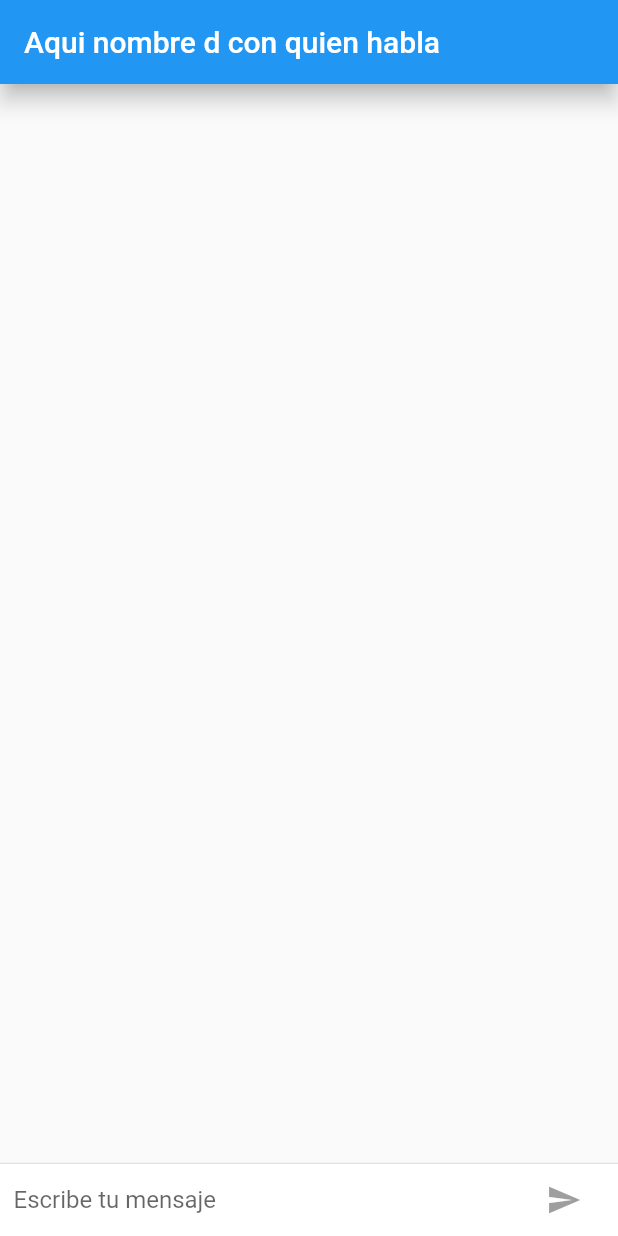
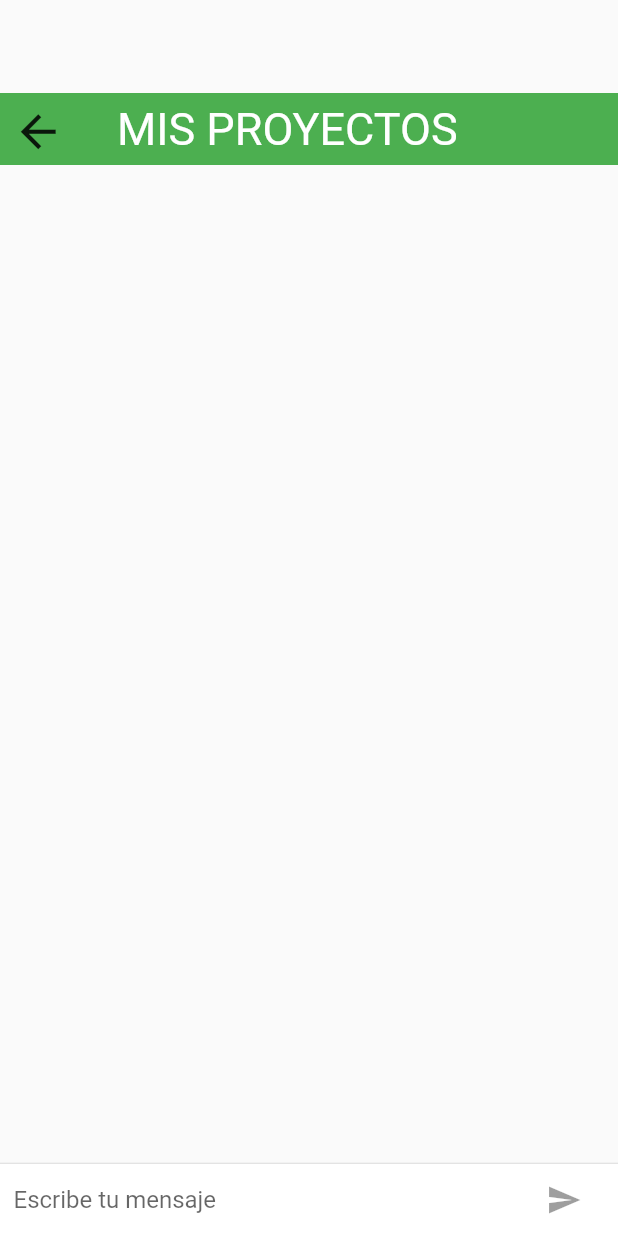
Before and after one commit to Golden0984/Coonet_, a Flutter app: the Chat screen opened directly, on a phone screen of 412 x 824 dp. Run offline on Flutter 3.47's test engine with Material 2 defaults, Android fonts, the phone set to English and light mode, and no system bars; our stand-ins replace dio, fluttertoast, glass, image_picker; Roboto replaces fonts that are missing (Arial).

Commit message:
Update PaginaChatPersonal.dart

```diff
--- a/lib/pages/PaginaChatPersonal.dart
+++ b/lib/pages/PaginaChatPersonal.dart
@@ -1,3 +1,4 @@
+import 'package:coonet/pages/PaginaChat.dart';
 import 'package:flutter/material.dart';
 import 'package:flutter/cupertino.dart';
 import 'package:flutter/foundation.dart';
@@ -50,13 +51,28 @@ class ChatWindow extends State<Chat> with TickerProviderStateMixin {
 
   @override
   Widget build(BuildContext ctx) {
-    return new Scaffold(
-      appBar: new AppBar(
-        title: new Text("Aqui nombre d con quien habla"),
-        elevation:
-          Theme.of(ctx).platform == TargetPlatform.iOS ? 0.0 : 6.0,
-      ),
-      body: new Column(children: <Widget>[
+    return  Scaffold(
+      body: new Column(
+        children: <Widget>[
+           SizedBox(height: 62.0 ),
+           Container(
+             color: Colors.green,
+             child: Row(
+            children: [
+              Padding(
+                padding: const EdgeInsetsDirectional.fromSTEB(0, 0, 0, 0),
+                child: IconButton(
+                  icon: Icon(Icons.arrow_back, size: 35,),
+
+                    onPressed: (){
+                      Navigator.push(context, MaterialPageRoute(builder: (context) => PaginaChat()));
+                    },
+                ),
+              ),
+            const Padding(padding: EdgeInsets.only(left: 30), child: Text("MIS PROYECTOS", style: TextStyle(fontFamily: 'Arial', fontSize: 30, color: Colors.white),),),
+            ],
+          ),
+        ),
         new Flexible(
             child: new ListView.builder(
               itemBuilder: (_, int index) => _messages[index],
```
